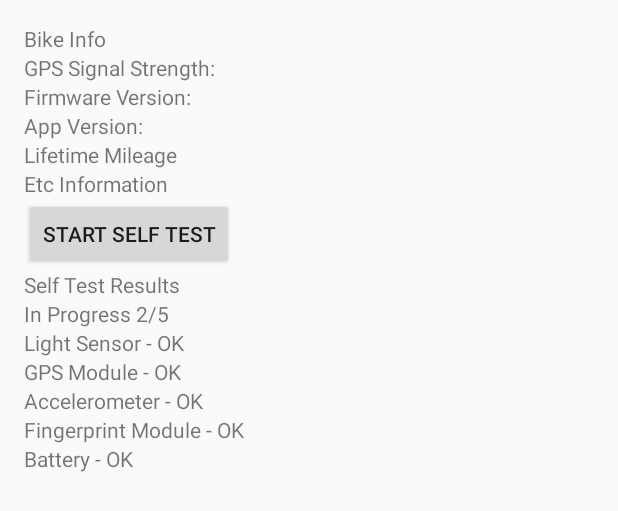
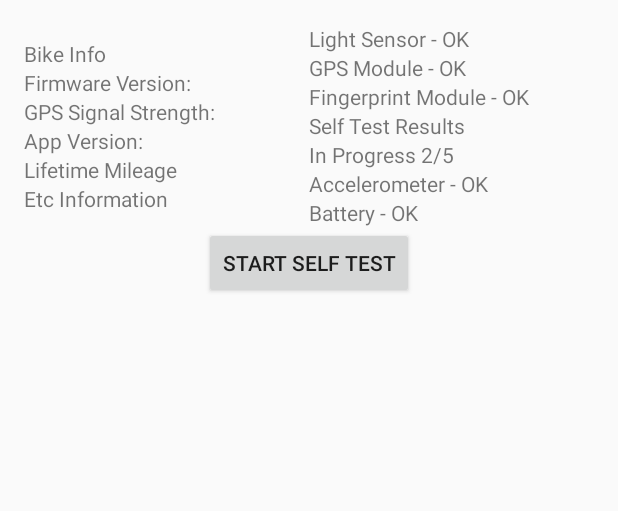
Before and after one commit to PreDated92/BenoReno, an Android app: the layout fragment_settings_bike_info.xml on its own in the app's theme, with its tools: preview values and no code run, on a phone screen of 412 x 824 dp. Shown: the top 511 px of the screen. Run offline under Robolectric (Android 15) with nearby library versions, the phone set to English and light mode, and no system bars.

Commit message:
Fix fragment navigation with back button
Fix fragment navigation with back button
Made PAS controls invisible if throttle is selected
Changed look for bike info

```diff
--- a/app/src/main/java/com/example/lk/benoreno/FragmentHome.java
+++ b/app/src/main/java/com/example/lk/benoreno/FragmentHome.java
@@ -52,9 +52,15 @@ public class FragmentHome extends Fragment {
             public void onCheckedChanged(CompoundButton buttonView, boolean isChecked) {
                 if (isChecked) {
                     _tvPasTitle.setText("Throttle");
+                    _btPasDown.setVisibility(View.INVISIBLE);
+                    _btPasUp.setVisibility(View.INVISIBLE);
+                    _tvPasLevel.setVisibility(View.INVISIBLE);
                 } else {
                     _tvPasTitle.setText("Pedal Assist");
                     _tvPasLevel.setText((String.valueOf(_pasLevel)));
+                    _btPasDown.setVisibility(View.VISIBLE);
+                    _btPasUp.setVisibility(View.VISIBLE);
+                    _tvPasLevel.setVisibility(View.VISIBLE);
                 }
             }
         });
--- a/app/src/main/res/layout/fragment_settings_bike_info.xml
+++ b/app/src/main/res/layout/fragment_settings_bike_info.xml
@@ -1,80 +1,112 @@
 <?xml version="1.0" encoding="utf-8"?>
-<LinearLayout xmlns:android="http://schemas.android.com/apk/res/android"
+<android.support.constraint.ConstraintLayout xmlns:android="http://schemas.android.com/apk/res/android"
+    xmlns:app="http://schemas.android.com/apk/res-auto"
+    xmlns:tools="http://schemas.android.com/tools"
     android:layout_width="match_parent"
     android:layout_height="wrap_content"
+    android:orientation="vertical"
+    android:paddingBottom="@dimen/activity_vertical_margin"
     android:paddingLeft="@dimen/activity_horizontal_margin"
     android:paddingRight="@dimen/activity_horizontal_margin"
-    android:paddingTop="@dimen/activity_vertical_margin"
-    android:paddingBottom="@dimen/activity_vertical_margin"
-    android:orientation="vertical">
+    android:paddingTop="@dimen/activity_vertical_margin">
 
-    <TextView
+    <LinearLayout
+        android:id="@+id/linearLayout1"
+        android:layout_width="0dp"
+        android:layout_height="wrap_content"
+        android:orientation="vertical"
+        app:layout_constraintBottom_toTopOf="@+id/btSelfTest"
+        app:layout_constraintEnd_toStartOf="@+id/linearLayout2"
+        app:layout_constraintStart_toStartOf="parent"
+        app:layout_constraintTop_toTopOf="parent">
+
+        <TextView
+            android:layout_width="match_parent"
+            android:layout_height="wrap_content"
+            android:text="Bike Info" />
+
+        <TextView
+            android:layout_width="match_parent"
+            android:layout_height="wrap_content"
+            android:text="Firmware Version: " />
+
+        <TextView
+            android:layout_width="match_parent"
+            android:layout_height="wrap_content"
+            android:text="GPS Signal Strength: " />
+
+        <TextView
+            android:layout_width="match_parent"
+            android:layout_height="wrap_content"
+            android:text="App Version: " />
+
+        <TextView
+            android:layout_width="match_parent"
+            android:layout_height="wrap_content"
+            android:text="Lifetime Mileage" />
+
+        <TextView
+            android:layout_width="match_parent"
+            android:layout_height="wrap_content"
+            android:text="Etc Information" />
+    </LinearLayout>
+
+    <LinearLayout
+        android:id="@+id/linearLayout2"
+        android:layout_width="0dp"
+        android:layout_height="wrap_content"
+        android:orientation="vertical"
+        app:layout_constraintBottom_toTopOf="@+id/btSelfTest"
+        app:layout_constraintEnd_toEndOf="parent"
+        app:layout_constraintStart_toEndOf="@+id/linearLayout1"
+        app:layout_constraintTop_toTopOf="parent"
+        >
+
+        <TextView
+            android:layout_width="match_parent"
+            android:layout_height="wrap_content"
+            android:text="Light Sensor - OK" />
+
+        <TextView
+            android:layout_width="match_parent"
+            android:layout_height="wrap_content"
+            android:text="GPS Module - OK" />
+
+        <TextView
+            android:layout_width="match_parent"
+            android:layout_height="wrap_content"
+            android:text="Fingerprint Module - OK" />
+
+        <TextView
+            android:layout_width="match_parent"
+            android:layout_height="wrap_content"
+            android:text="Self Test Results" />
+
+        <TextView
+            android:layout_width="match_parent"
+            android:layout_height="wrap_content"
+            android:text="In Progress 2/5" />
+
+        <TextView
+            android:layout_width="match_parent"
+            android:layout_height="wrap_content"
+            android:text="Accelerometer - OK" />
+
+        <TextView
+            android:layout_width="match_parent"
+            android:layout_height="wrap_content"
+            android:text="Battery - OK" />
+    </LinearLayout>
+
+    <Button
+        android:id="@+id/btSelfTest"
         android:layout_width="wrap_content"
         android:layout_height="wrap_content"
-        android:text="Bike Info"/>
+        android:text="Start Self Test"
+        app:layout_constraintBottom_toBottomOf="parent"
+        app:layout_constraintEnd_toEndOf="parent"
+        app:layout_constraintStart_toStartOf="parent"
+        app:layout_constraintTop_toBottomOf="@+id/linearLayout2"
+        />
 
-    <TextView
-        android:layout_width="wrap_content"
-        android:layout_height="wrap_content"
-        android:text="GPS Signal Strength: "/>
-
-    <TextView
-        android:layout_width="wrap_content"
-        android:layout_height="wrap_content"
-        android:text="Firmware Version: "/>
-
-    <TextView
-        android:layout_width="wrap_content"
-        android:layout_height="wrap_content"
-        android:text="App Version: "/>
-
-    <TextView
-        android:layout_width="wrap_content"
-        android:layout_height="wrap_content"
-        android:text="Lifetime Mileage"/>
-
-    <TextView
-        android:layout_width="wrap_content"
-        android:layout_height="wrap_content"
-        android:text="Etc Information"/>
-
-    <Button
-        android:layout_width="wrap_content"
-        android:layout_height="wrap_content"
-        android:text="Start Self Test"/>
-
-    <TextView
-        android:layout_width="wrap_content"
-        android:layout_height="wrap_content"
-        android:text="Self Test Results"/>
-
-    <TextView
-        android:layout_width="wrap_content"
-        android:layout_height="wrap_content"
-        android:text="In Progress 2/5"/>
-
-    <TextView
-        android:layout_width="wrap_content"
-        android:layout_height="wrap_content"
-        android:text="Light Sensor - OK"/>
-
-    <TextView
-        android:layout_width="wrap_content"
-        android:layout_height="wrap_content"
-        android:text="GPS Module - OK"/>
-
-    <TextView
-        android:layout_width="wrap_content"
-        android:layout_height="wrap_content"
-        android:text="Accelerometer - OK"/>
-
-    <TextView
-        android:layout_width="wrap_content"
-        android:layout_height="wrap_content"
-        android:text="Fingerprint Module - OK"/>
-
-    <TextView
-        android:layout_width="wrap_content"
-        android:layout_height="wrap_content"
-        android:text="Battery - OK"/>
-</LinearLayout>
+</android.support.constraint.ConstraintLayout>
```
Also changed, not shown: app/src/main/java/com/example/lk/benoreno/FragmentSettings.java (+6 -6 lines), app/src/main/java/com/example/lk/benoreno/FragmentSubSettings/FragmentSettingsUserAccounts.java (+6 -5 lines), app/src/main/java/com/example/lk/benoreno/FragmentSubSettings/FragmentSettingsUserAdd.java (+26 -0 lines), app/src/main/java/com/example/lk/benoreno/HomeActivity.java (+41 -16 lines).
